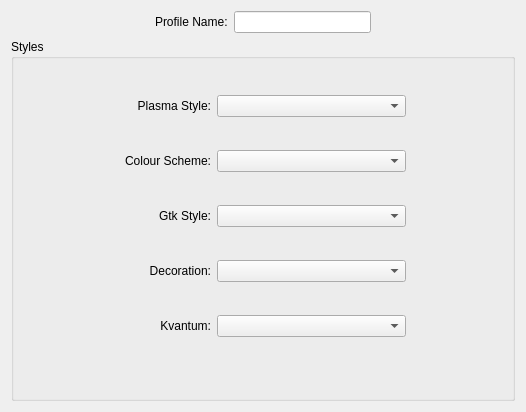
Above: src/settings/profiles/stylesdialog.ui from baduhai/Koi before the change. Below: the same form after it.
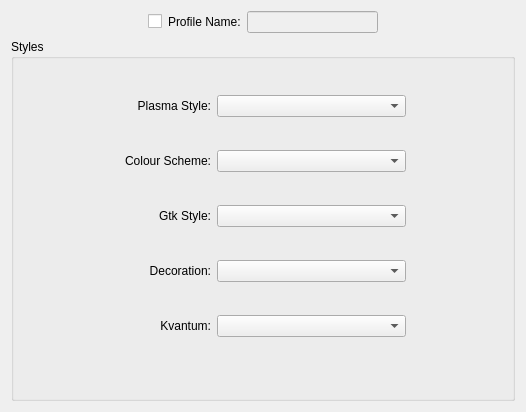
That is the form after the change.

```diff
--- a/src/settings/profiles/stylesdialog.ui
+++ b/src/settings/profiles/stylesdialog.ui
@@ -16,17 +16,7 @@
   <layout class="QVBoxLayout" name="verticalLayout">
    <item>
     <layout class="QGridLayout" name="gridLayout_3">
-     <item row="1" column="1">
-      <widget class="QLabel" name="label">
-       <property name="text">
-        <string>Profile Name:</string>
-       </property>
-      </widget>
-     </item>
-     <item row="1" column="2">
-      <widget class="QLineEdit" name="nameTextBox"/>
-     </item>
-     <item row="2" column="0" colspan="4">
+     <item row="2" column="0" colspan="5">
       <widget class="QGroupBox" name="groupBox">
        <property name="title">
         <string>Styles</string>
@@ -121,6 +111,26 @@
        </layout>
       </widget>
      </item>
+     <item row="1" column="2">
+      <widget class="QLabel" name="label">
+       <property name="text">
+        <string>Profile Name:</string>
+       </property>
+      </widget>
+     </item>
+     <item row="1" column="4">
+      <spacer name="horizontalSpacer_3">
+       <property name="orientation">
+        <enum>Qt::Horizontal</enum>
+       </property>
+       <property name="sizeHint" stdset="0">
+        <size>
+         <width>40</width>
+         <height>20</height>
+        </size>
+       </property>
+      </spacer>
+     </item>
      <item row="1" column="0">
       <spacer name="horizontalSpacer_2">
        <property name="orientation">
@@ -135,17 +145,18 @@
       </spacer>
      </item>
      <item row="1" column="3">
-      <spacer name="horizontalSpacer_3">
-       <property name="orientation">
-        <enum>Qt::Horizontal</enum>
+      <widget class="QLineEdit" name="nameTextBox">
+       <property name="enabled">
+        <bool>false</bool>
        </property>
-       <property name="sizeHint" stdset="0">
-        <size>
-         <width>40</width>
-         <height>20</height>
-        </size>
+      </widget>
+     </item>
+     <item row="1" column="1">
+      <widget class="QCheckBox" name="nameCheckBox">
+       <property name="text">
+        <string/>
        </property>
-      </spacer>
+      </widget>
      </item>
     </layout>
    </item>
```
Left out of the diff: 10 changed lines with no effect on the pictures.
